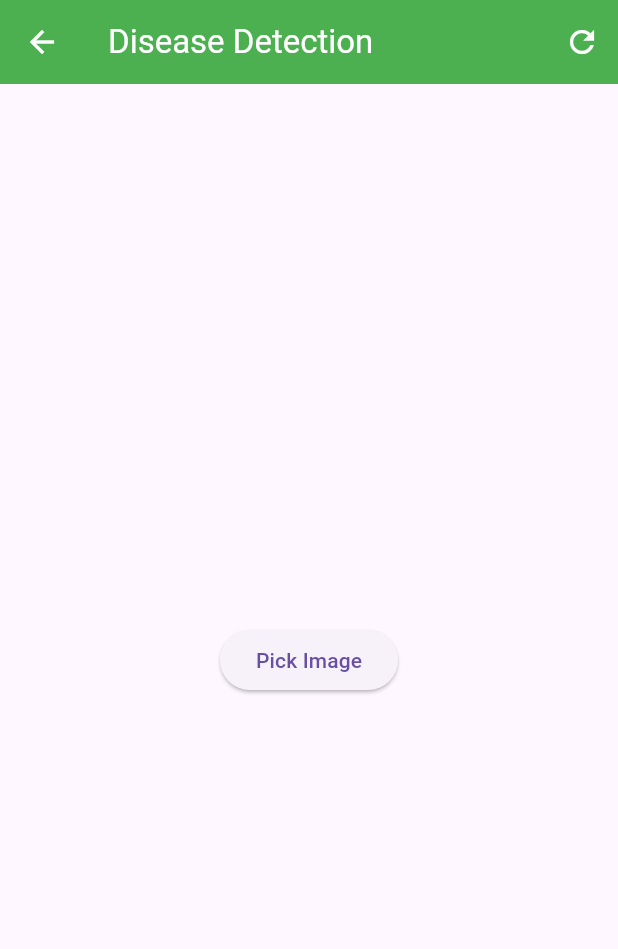
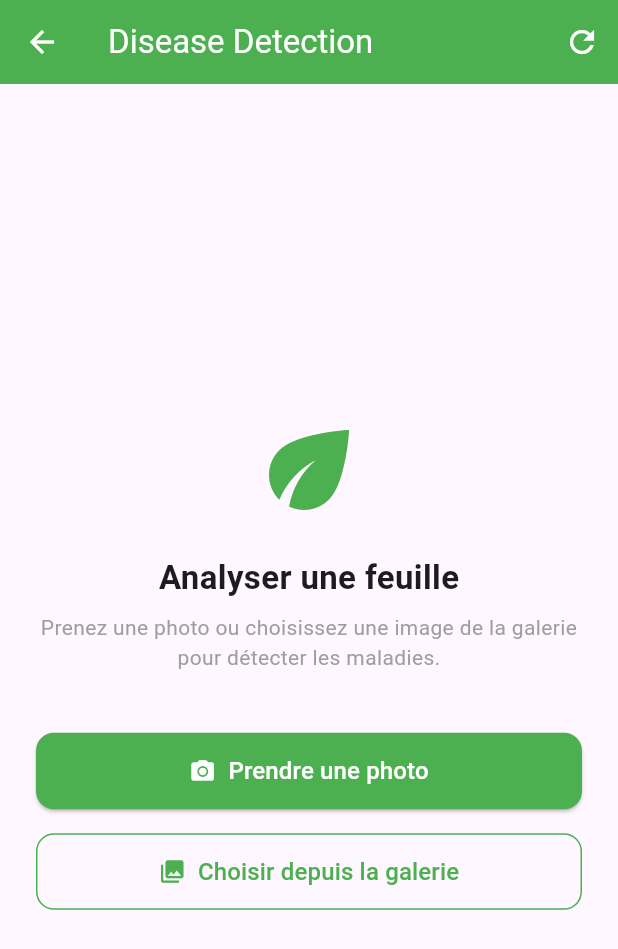
Before and after one commit to yassmine1000/agri_app, a Flutter app: the DiseaseView screen opened directly, on a phone screen of 412 x 824 dp. Shown: the top 949 px of the screen. Run offline on Flutter 3.47's test engine with Material 3 defaults, Android fonts, the phone set to English and light mode, and no system bars; our stand-ins replace bloc, dio, equatable, flutter_bloc, image_picker, shared_preferences; accounts and stored records are empty.

Commit message:
modification ajout de camera

```diff
--- a/smart-agriculture-flutter-app-frontend-main/lib/bloc/disease/disease_event.dart
+++ b/smart-agriculture-flutter-app-frontend-main/lib/bloc/disease/disease_event.dart
@@ -2,11 +2,13 @@ import 'dart:io';
 
 abstract class DiseaseEvent {}
 
-class PickImageEvent extends DiseaseEvent{}
+class PickImageEvent extends DiseaseEvent {}
 
-class UploadImageEvent extends DiseaseEvent{
+class PickImageFromCameraEvent extends DiseaseEvent {}
+
+class UploadImageEvent extends DiseaseEvent {
   final File image;
   UploadImageEvent(this.image);
 }
 
-class ResetEvent extends DiseaseEvent{}
+class ResetEvent extends DiseaseEvent {}
--- a/smart-agriculture-flutter-app-frontend-main/lib/screens/disease_detection_screen.dart
+++ b/smart-agriculture-flutter-app-frontend-main/lib/screens/disease_detection_screen.dart
@@ -31,55 +31,147 @@ class DiseaseView extends StatelessWidget {
         centerTitle: false,
         backgroundColor: Colors.green,
         foregroundColor: Colors.white,
-        title: Text("Disease Detection"),
+        title: const Text("Disease Detection"),
         actions: [
           IconButton(
             icon: const Icon(Icons.refresh),
-            onPressed: () =>
-                context.read<DiseaseBloc>().add(ResetEvent()),
+            onPressed: () => context.read<DiseaseBloc>().add(ResetEvent()),
           )
         ],
       ),
       body: BlocBuilder<DiseaseBloc, DiseaseState>(
         builder: (context, state) {
           if (state is DiseaseInitial) {
-              return _buildPickButton(context);
+            return _buildPickOptions(context);
           } else if (state is DiseaseLoading) {
-              return const Center(child: CircularProgressIndicator());
+            return Column(
+              mainAxisAlignment: MainAxisAlignment.center,
+              children: [
+                if (state.selectedImage != null)
+                  Padding(
+                    padding: const EdgeInsets.all(16),
+                    child: _buildImageBox(state.selectedImage),
+                  ),
+                const SizedBox(height: 20),
+                const CircularProgressIndicator(color: Colors.green),
+                const SizedBox(height: 12),
+                const Text('Analyse en cours...', style: TextStyle(color: Colors.grey)),
+              ],
+            );
           } else if (state is DiseaseSuccess) {
             return _buildResult(context, state);
           } else if (state is DiseaseError) {
-              return Center(child: Text(state.error));
+            return Center(
+              child: Column(
+                mainAxisAlignment: MainAxisAlignment.center,
+                children: [
+                  const Icon(Icons.error_outline, size: 60, color: Colors.red),
+                  const SizedBox(height: 12),
+                  Padding(
+                    padding: const EdgeInsets.symmetric(horizontal: 24),
+                    child: Text(state.error, textAlign: TextAlign.center, style: const TextStyle(color: Colors.grey)),
+                  ),
+                  const SizedBox(height: 16),
+                  ElevatedButton(
+                    onPressed: () => context.read<DiseaseBloc>().add(ResetEvent()),
+                    style: ElevatedButton.styleFrom(backgroundColor: Colors.green),
+                    child: const Text('Réessayer', style: TextStyle(color: Colors.white)),
+                  ),
+                ],
+              ),
+            );
           }
           return const SizedBox();
-          }
+        },
       ),
     );
   }
 
-  Widget _buildPickButton(BuildContext context) {
+  Widget _buildPickOptions(BuildContext context) {
     return Center(
+      child: Padding(
+        padding: const EdgeInsets.all(24),
+        child: Column(
+          mainAxisAlignment: MainAxisAlignment.center,
+          children: [
+            const Icon(Icons.eco, size: 80, color: Colors.green),
+            const SizedBox(height: 16),
+            const Text(
+              'Analyser une feuille',
+              style: TextStyle(fontSize: 22, fontWeight: FontWeight.bold),
+            ),
+            const SizedBox(height: 8),
+            const Text(
+              'Prenez une photo ou choisissez une image de la galerie pour détecter les maladies.',
+              textAlign: TextAlign.center,
+              style: TextStyle(fontSize: 14, color: Colors.grey),
+            ),
+            const SizedBox(height: 40),
+
+            // Bouton Caméra
+            SizedBox(
+              width: double.infinity,
               child: ElevatedButton.icon(
+                onPressed: () => context.read<DiseaseBloc>().add(PickImageFromCameraEvent()),
+                icon: const Icon(Icons.camera_alt, color: Colors.white),
+                label: const Text('Prendre une photo', style: TextStyle(color: Colors.white, fontSize: 16)),
+                style: ElevatedButton.styleFrom(
+                  backgroundColor: Colors.green,
+                  padding: const EdgeInsets.symmetric(vertical: 14),
+                  shape: RoundedRectangleBorder(borderRadius: BorderRadius.circular(12)),
+                ),
+              ),
+            ),
+            const SizedBox(height: 16),
+
+            // Bouton Galerie
+            SizedBox(
+              width: double.infinity,
+              child: OutlinedButton.icon(
                 onPressed: () => context.read<DiseaseBloc>().add(PickImageEvent()),
-          label: const Text('Pick Image')
+                icon: const Icon(Icons.photo_library, color: Colors.green),
+                label: const Text('Choisir depuis la galerie', style: TextStyle(color: Colors.green, fontSize: 16)),
+                style: OutlinedButton.styleFrom(
+                  padding: const EdgeInsets.symmetric(vertical: 14),
+                  side: const BorderSide(color: Colors.green),
+                  shape: RoundedRectangleBorder(borderRadius: BorderRadius.circular(12)),
+                ),
+              ),
+            ),
+          ],
+        ),
       ),
     );
   }
 
   Widget _buildResult(BuildContext context, DiseaseSuccess state) {
-    return Padding(
-      padding: EdgeInsets.all(16),
+    return SingleChildScrollView(
+      padding: const EdgeInsets.all(16),
       child: Column(
         children: [
-          if(state.selectedImage != null)
+          if (state.selectedImage != null)
             _buildImageBox(state.selectedImage),
-          const SizedBox(height: 16,),
+          const SizedBox(height: 16),
           DetectionResultBox(
             disease: state.disease,
             confidence: state.confidence,
           ),
-          const SizedBox(height: 16,),
+          const SizedBox(height: 16),
           AdviceBox(advice: state.advice),
+          const SizedBox(height: 16),
+          SizedBox(
+            width: double.infinity,
+            child: ElevatedButton.icon(
+              onPressed: () => context.read<DiseaseBloc>().add(ResetEvent()),
+              icon: const Icon(Icons.refresh, color: Colors.white),
+              label: const Text('Nouvelle analyse', style: TextStyle(color: Colors.white)),
+              style: ElevatedButton.styleFrom(
+                backgroundColor: Colors.green,
+                padding: const EdgeInsets.symmetric(vertical: 14),
+                shape: RoundedRectangleBorder(borderRadius: BorderRadius.circular(12)),
+              ),
+            ),
+          ),
         ],
       ),
     );
@@ -97,11 +189,9 @@ class DiseaseView extends StatelessWidget {
       child: file != null
           ? ClipRRect(
               borderRadius: BorderRadius.circular(12),
-        child: Image.file(file, fit: BoxFit.cover,),
-      ) : Center(
-        child: Text("No image selected"),
-      ),
+              child: Image.file(file, fit: BoxFit.cover),
+            )
+          : const Center(child: Text("Aucune image sélectionnée")),
     );
   }
-
 }
```
Also changed, not shown: smart-agriculture-flutter-app-frontend-main/lib/bloc/disease/disease_bloc.dart (+35 -14 lines). Lines whose indentation alone changed are shown as unchanged.
